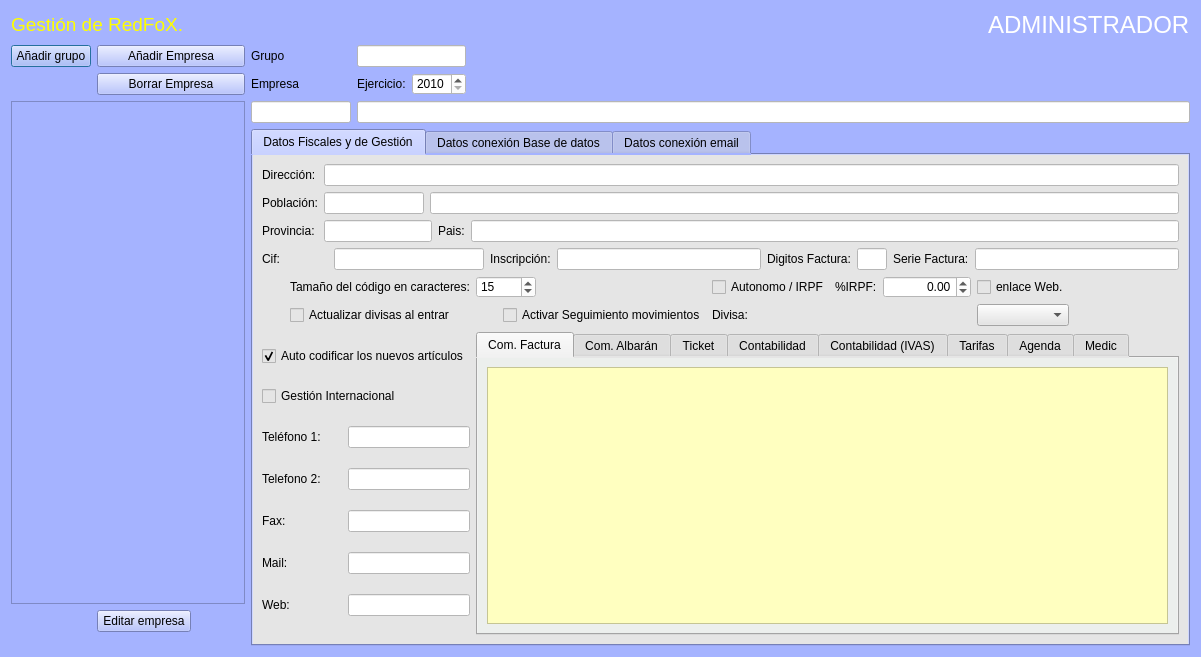
arcnexus/RedFoX, file Zona_Administrador/frmempresas.ui: the form before one commit.
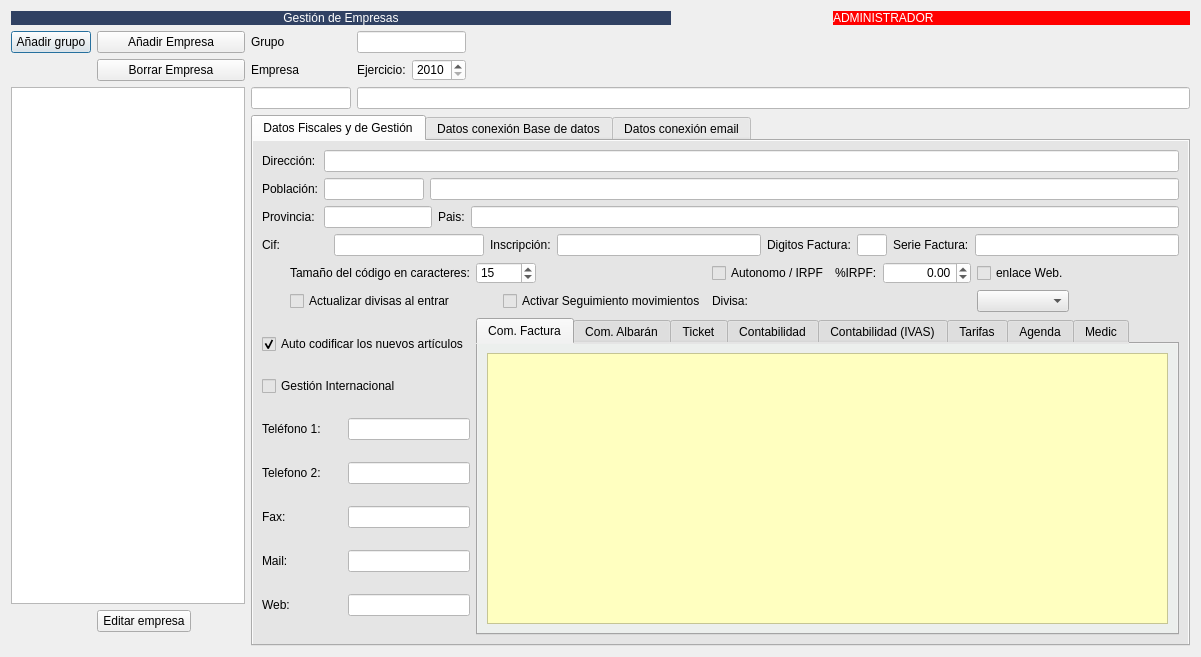
The form after the commit. Icons and pictures are not drawn. Custom widgets are drawn as their Qt base class.

What changed in the file:
```diff
--- a/Zona_Administrador/frmempresas.ui
+++ b/Zona_Administrador/frmempresas.ui
@@ -23,34 +23,29 @@
    <iconset>
     <normaloff>:/Icons/PNG/Maya.png</normaloff>:/Icons/PNG/Maya.png</iconset>
   </property>
-  <property name="styleSheet">
-   <string notr="true">background-color: rgb(165, 179, 255);</string>
-  </property>
-  <layout class="QVBoxLayout" name="verticalLayout">
-   <item>
+  <layout class="QGridLayout" name="gridLayout_19">
+   <item row="0" column="0">
     <layout class="QHBoxLayout" name="horizontalLayout_2">
      <item>
       <widget class="QLabel" name="label">
-       <property name="text">
-        <string>&lt;html&gt;&lt;head/&gt;&lt;body&gt;&lt;p&gt;&lt;span style=&quot; font-size:14pt; color:#ffff00;&quot;&gt;Gestión de RedFoX.&lt;/span&gt;&lt;/p&gt;&lt;/body&gt;&lt;/html&gt;</string>
-       </property>
-      </widget>
-     </item>
-     <item>
-      <spacer name="horizontalSpacer">
-       <property name="orientation">
-        <enum>Qt::Horizontal</enum>
-       </property>
-       <property name="sizeType">
-        <enum>QSizePolicy::Minimum</enum>
-       </property>
-       <property name="sizeHint" stdset="0">
+       <property name="minimumSize">
         <size>
-         <width>40</width>
-         <height>20</height>
+         <width>660</width>
+         <height>0</height>
         </size>
        </property>
-      </spacer>
+       <property name="styleSheet">
+        <string notr="true">background-color: #304163;
+font: 14pt &quot;Sans Serif&quot;;
+color: rgb(255, 255, 255);</string>
+       </property>
+       <property name="text">
+        <string>Gestión de Empresas</string>
+       </property>
+       <property name="alignment">
+        <set>Qt::AlignCenter</set>
+       </property>
+      </widget>
      </item>
      <item>
       <widget class="Blinkink" name="blinkink">
@@ -60,6 +55,12 @@
          <verstretch>0</verstretch>
         </sizepolicy>
        </property>
+       <property name="maximumSize">
+        <size>
+         <width>150</width>
+         <height>16777215</height>
+        </size>
+       </property>
        <property name="color" stdset="0">
         <color>
          <red>255</red>
@@ -80,8 +81,12 @@
      </item>
      <item>
       <widget class="QLabel" name="lbladmin">
+       <property name="styleSheet">
+        <string notr="true">background-color: rgb(255, 0, 0);
+color: rgb(255, 255, 255);</string>
+       </property>
        <property name="text">
-        <string>&lt;html&gt;&lt;head/&gt;&lt;body&gt;&lt;p&gt;&lt;span style=&quot; font-size:18pt; color:#ffffff;&quot;&gt;ADMINISTRADOR&lt;/span&gt;&lt;/p&gt;&lt;/body&gt;&lt;/html&gt;</string>
+        <string>ADMINISTRADOR</string>
        </property>
        <property name="textFormat">
         <enum>Qt::RichText</enum>
@@ -90,7 +95,7 @@
      </item>
     </layout>
    </item>
-   <item>
+   <item row="1" column="0">
     <layout class="QHBoxLayout" name="horizontalLayout_3">
      <item>
       <layout class="QGridLayout" name="gridLayout">
```
Left out of the diff: 4 changed lines with no effect on the pictures.
